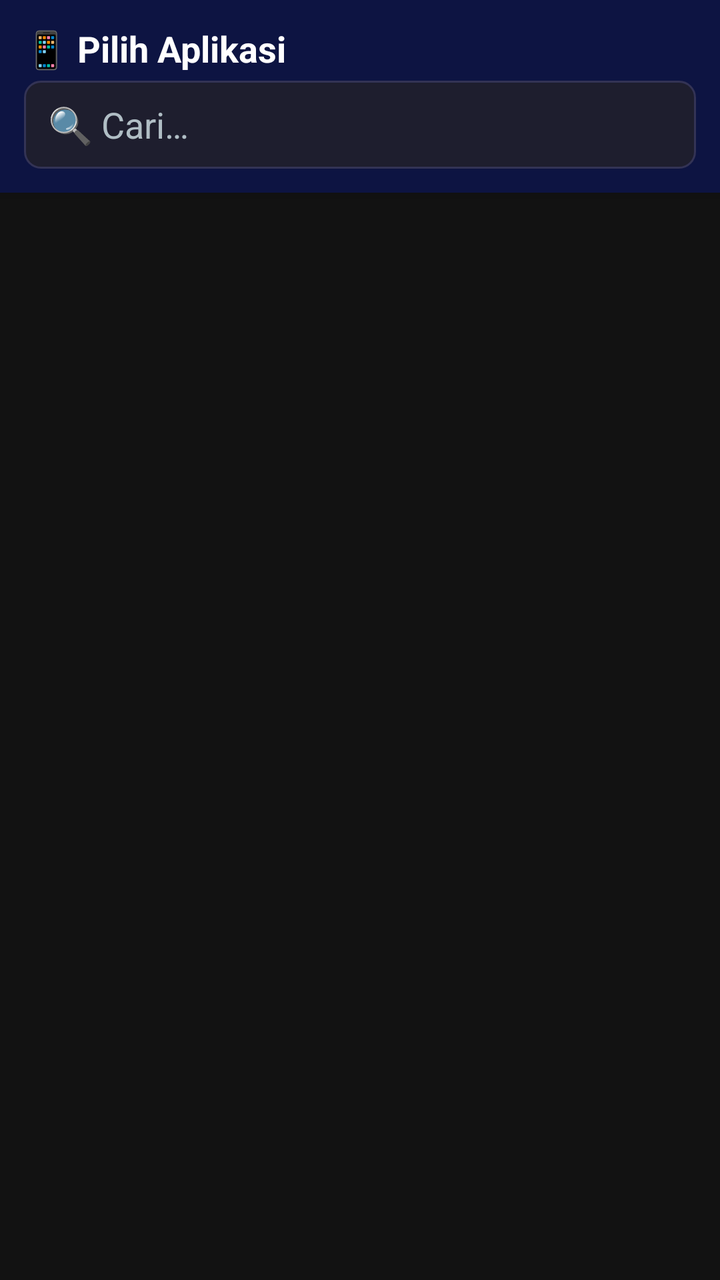
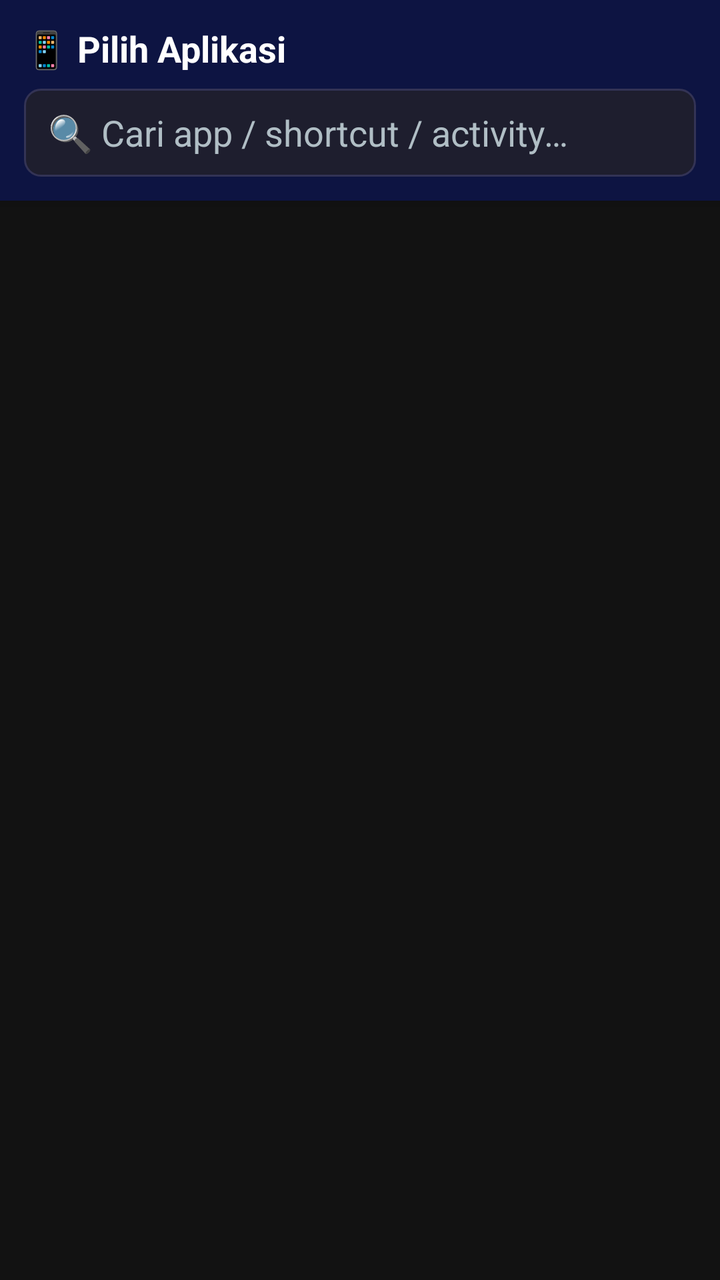

Before-and-after screenshots of an Android layout around one commit, followed by the original layout XML and the change that was made.
<!-- AndroidManifest.xml: activity theme Theme.KioskLauncher -->
<!-- res/layout/activity_app_picker.xml -->
<?xml version="1.0" encoding="utf-8"?>
<LinearLayout xmlns:android="http://schemas.android.com/apk/res/android"
    xmlns:app="http://schemas.android.com/apk/res-auto"
    android:layout_width="match_parent"
    android:layout_height="match_parent"
    android:orientation="vertical"
    android:background="@color/background">

    
    <LinearLayout
        android:layout_width="match_parent"
        android:layout_height="wrap_content"
        android:orientation="vertical"
        android:background="@color/primary_dark"
        android:elevation="4dp"
        android:padding="12dp">

        
        <TextView
            android:id="@+id/tv_picker_title"
            android:layout_width="wrap_content"
            android:layout_height="wrap_content"
            android:text="📱 Pilih Aplikasi"
            android:textSize="18sp"
            android:textStyle="bold"
            android:textColor="@color/text_primary"
            android:layout_marginBottom="4dp" />

        
        <TextView
            android:id="@+id/tv_breadcrumb"
            android:layout_width="wrap_content"
            android:layout_height="wrap_content"
            android:text="◀ Kembali ke daftar app"
            android:textSize="12sp"
            android:textColor="@color/accent"
            android:visibility="gone"
            android:paddingVertical="4dp"
            android:layout_marginBottom="4dp" />

        
        <EditText
            android:id="@+id/et_search"
            android:layout_width="match_parent"
            android:layout_height="44dp"
            android:hint="🔍 Cari…"
            android:textColor="@color/text_primary"
            android:textColorHint="@color/text_secondary"
            android:background="@drawable/bg_search"
            android:paddingHorizontal="12dp"
            android:imeOptions="actionSearch"
            android:inputType="text"
            android:singleLine="true" />
    </LinearLayout>

    
    <androidx.recyclerview.widget.RecyclerView
        android:id="@+id/recycler_apps"
        android:layout_width="match_parent"
        android:layout_height="0dp"
        android:layout_weight="1"
        android:clipToPadding="false"
        android:paddingTop="6dp"
        android:paddingBottom="16dp" />

</LinearLayout>
<!-- resources referenced by this layout -->
<resources>
  <color name="accent">#00BCD4</color>
  <color name="background">#121212</color>
  <color name="primary_dark">#0D1442</color>
  <color name="text_primary">#FFFFFF</color>
  <color name="text_secondary">#B0BEC5</color>
  <!-- drawable bg_search (drawable) -->
  <?xml version="1.0" encoding="utf-8"?>
  <shape xmlns:android="http://schemas.android.com/apk/res/android"
      android:shape="rectangle">
      <solid android:color="#1E1E2E" />
      <corners android:radius="8dp" />
      <stroke android:width="1dp" android:color="#333355" />
  </shape>
  <style name="Theme.KioskLauncher" parent="Theme.MaterialComponents.DayNight.DarkActionBar">
          <item name="colorPrimary">@color/primary</item>
          <item name="colorPrimaryDark">@color/primary_dark</item>
          <item name="colorAccent">@color/accent</item>
          <item name="android:windowBackground">@color/background</item>
          <item name="android:statusBarColor">@color/primary_dark</item>
          <item name="android:navigationBarColor">@color/primary_dark</item>
      </style>
  <color name="primary">#1A237E</color>
</resources>

<!-- the commit's change to res/layout/activity_app_picker.xml (unified diff, before → after) -->
@@ -15,7 +15,6 @@
         android:elevation="4dp"
         android:padding="12dp">
 
-        
         <TextView
             android:id="@+id/tv_picker_title"
             android:layout_width="wrap_content"
@@ -24,26 +23,24 @@
             android:textSize="18sp"
             android:textStyle="bold"
             android:textColor="@color/text_primary"
-            android:layout_marginBottom="4dp" />
+            android:layout_marginBottom="2dp" />
 
-        
         <TextView
             android:id="@+id/tv_breadcrumb"
             android:layout_width="wrap_content"
             android:layout_height="wrap_content"
-            android:text="◀ Kembali ke daftar app"
+            android:text="◀ Kembali"
             android:textSize="12sp"
             android:textColor="@color/accent"
             android:visibility="gone"
-            android:paddingVertical="4dp"
-            android:layout_marginBottom="4dp" />
+            android:paddingVertical="4dp" />
 
-        
         <EditText
             android:id="@+id/et_search"
             android:layout_width="match_parent"
             android:layout_height="44dp"
-            android:hint="🔍 Cari…"
+            android:layout_marginTop="6dp"
+            android:hint="🔍 Cari app / shortcut / activity…"
             android:textColor="@color/text_primary"
             android:textColorHint="@color/text_secondary"
             android:background="@drawable/bg_search"
@@ -54,13 +51,82 @@
     </LinearLayout>
 
     
+    <androidx.cardview.widget.CardView
+        android:id="@+id/card_manual_entry"
+        android:layout_width="match_parent"
+        android:layout_height="wrap_content"
+        android:layout_margin="10dp"
+        android:visibility="gone"
+        app:cardBackgroundColor="#1A2740"
+        app:cardCornerRadius="12dp"
+        app:cardElevation="4dp">
+
+        <LinearLayout
+            android:layout_width="match_parent"
+            android:layout_height="wrap_content"
+            android:orientation="vertical"
+            android:padding="12dp">
+
+            <TextView
+                android:layout_width="wrap_content"
+                android:layout_height="wrap_content"
+                android:text="✏️ Masukkan Manual (Activity / Deep Link URI)"
+                android:textSize="12sp"
+                android:textColor="@color/accent"
+                android:textStyle="bold"
+                android:layout_marginBottom="6dp" />
+
+            <LinearLayout
+                android:layout_width="match_parent"
+                android:layout_height="wrap_content"
+                android:orientation="horizontal"
+                android:gravity="center_vertical">
+
+                <EditText
+                    android:id="@+id/et_manual_activity"
+                    android:layout_width="0dp"
+                    android:layout_height="44dp"
+                    android:layout_weight="1"
+                    android:layout_marginEnd="8dp"
+                    android:hint=".ActivityName  atau  deeplink://uri"
+                    android:textColor="@color/text_primary"
+                    android:textColorHint="@color/text_secondary"
+                    android:textSize="12sp"
+                    android:background="@drawable/bg_search"
+                    android:paddingHorizontal="10dp"
+                    android:imeOptions="actionDone"
+                    android:inputType="text"
+                    android:singleLine="true" />
+
+                <com.google.android.material.button.MaterialButton
+                    android:id="@+id/btn_manual_select"
+                    android:layout_width="wrap_content"
+                    android:layout_height="44dp"
+                    android:text="Pilih"
+                    android:textSize="13sp"
+                    app:backgroundTint="@color/accent"
+                    app:cornerRadius="8dp" />
+            </LinearLayout>
+
+            <TextView
+                android:layout_width="match_parent"
+                android:layout_height="wrap_content"
+                android:layout_marginTop="6dp"
+                android:text="Contoh:\n  .SettingsActivity  → nama class singkat\n  com.app.pkg/.FullActivityName  → nama lengkap\n  content://  atau  https://  → deep link URI"
+                android:textSize="10sp"
+                android:textColor="@color/text_secondary"
+                android:lineSpacingExtra="2dp" />
+        </LinearLayout>
+    </androidx.cardview.widget.CardView>
+
+    
     <androidx.recyclerview.widget.RecyclerView
         android:id="@+id/recycler_apps"
         android:layout_width="match_parent"
         android:layout_height="0dp"
         android:layout_weight="1"
         android:clipToPadding="false"
-        android:paddingTop="6dp"
+        android:paddingTop="4dp"
         android:paddingBottom="16dp" />
 
 </LinearLayout>
